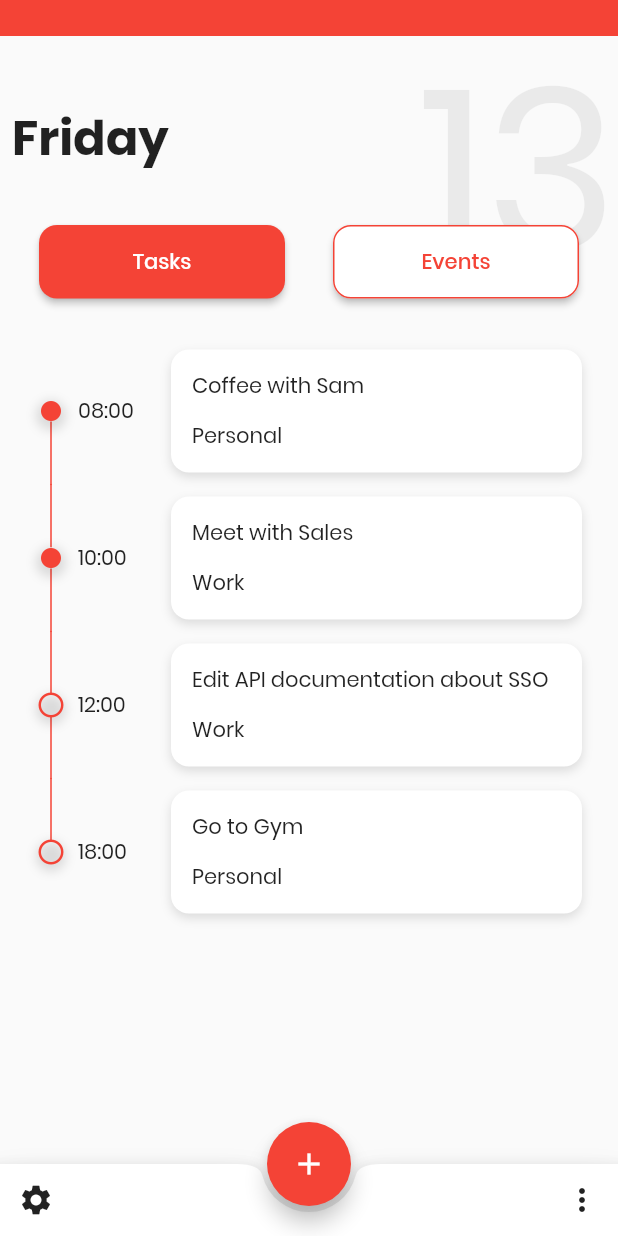
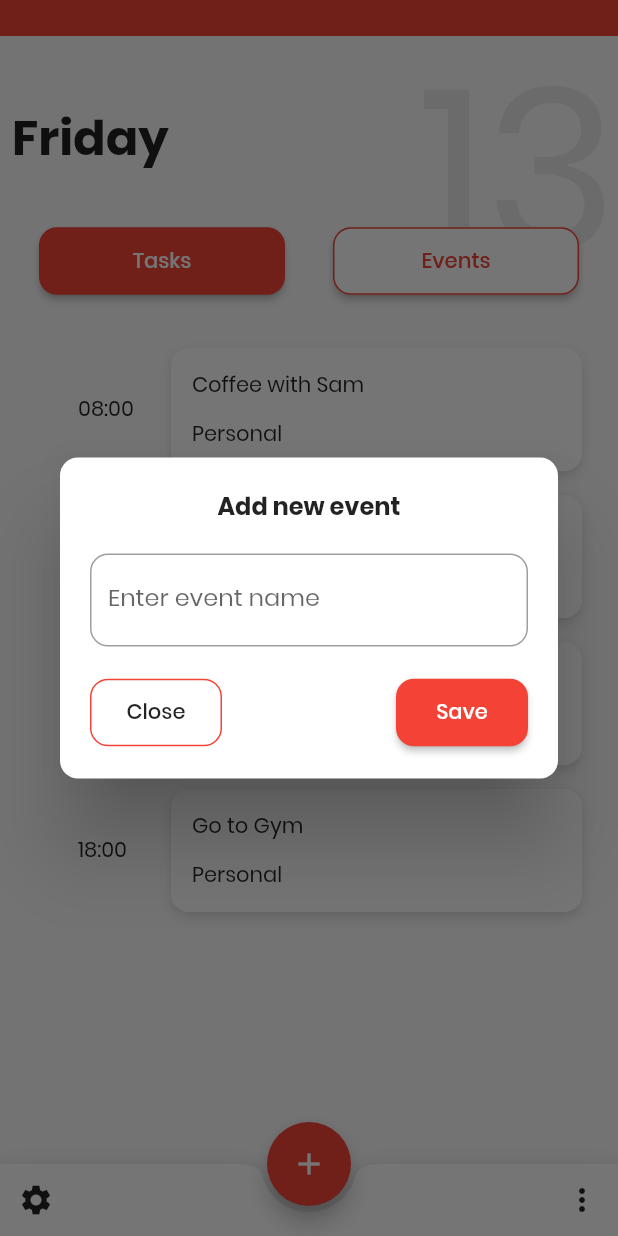
Before and after one commit to S2ShiroeS2/Learn-Flutter, a Flutter app: the screen it shows after launch, after a tap on the "add" icon, on a phone screen of 412 x 824 dp. Run offline on Flutter 3.47's test engine with Material 2 defaults, Android fonts, the phone set to English and light mode, and no system bars.

Commit message:
commit part 1

```diff
--- a/flutter_code/lib/main.dart
+++ b/flutter_code/lib/main.dart
@@ -1,6 +1,9 @@
 import 'package:flutter/material.dart';
+import 'package:flutter_code/pages/add_events_page.dart';
+import 'package:flutter_code/pages/add_tasks_page.dart';
 import 'package:flutter_code/pages/events_page.dart';
 import 'package:flutter_code/pages/tasks_page.dart';
+import 'package:flutter_code/widgets/custom_button.dart';
 
 void main() => runApp(MyApp());
 
@@ -48,8 +51,22 @@ class _MyHomePageState extends State<MyHomePage> {
           _mainContent(context),
         ],
       ),
+      //Button Task
       floatingActionButton: FloatingActionButton(
-        onPressed: () => {},
+        onPressed: () {
+          showDialog(
+            barrierDismissible: false, //click button back of smartphone
+            context: context,
+            builder: (BuildContext context) {
+              return Dialog(
+                child: AddEventPage(),
+                shape: RoundedRectangleBorder(
+                  borderRadius: BorderRadius.circular(12),
+                ),
+              );
+            },
+          );
+        },
         child: Icon(Icons.add),
       ),
       floatingActionButtonLocation: FloatingActionButtonLocation
@@ -62,13 +79,13 @@ class _MyHomePageState extends State<MyHomePage> {
           children: <Widget>[
             Flexible(
               child: IconButton(
-                onPressed: () => {},
+                onPressed: () {},
                 icon: Icon(Icons.settings),
               ),
             ),
             Flexible(
               child: IconButton(
-                onPressed: () => {},
+                onPressed: () {},
                 icon: Icon(Icons.more_vert),
               ),
             ),
@@ -109,34 +126,23 @@ class _MyHomePageState extends State<MyHomePage> {
     return Row(
       children: <Widget>[
         Expanded(
-          child: MaterialButton(
-            shape: RoundedRectangleBorder(
-              borderRadius: BorderRadius.circular(12),
-            ),
-            padding: const EdgeInsets.all(14.0),
+          child: CustomButton(
+            onPressed: () {},
+            buttonText: "Tasks",
             color: Theme.of(context).accentColor,
             textColor: Colors.white,
-            onPressed: () => {},
-            child: Text("Tasks"),
           ),
         ),
         SizedBox(
           width: 32.0,
         ),
         Expanded(
-          child: MaterialButton(
-            shape: RoundedRectangleBorder(
-              //Border for button
-              side: BorderSide(
-                color: Theme.of(context).accentColor,
-              ),
-              borderRadius: BorderRadius.circular(12),
-            ),
-            padding: const EdgeInsets.all(14.0),
+          child: CustomButton(
+            onPressed: () {},
+            buttonText: "Events",
             color: Colors.white,
             textColor: Theme.of(context).accentColor,
-            onPressed: () => {},
-            child: Text("Events"),
+            borderColor: Theme.of(context).accentColor,
           ),
         ),
       ],
--- /dev/null
+++ b/flutter_code/lib/pages/add_events_page.dart
@@ -0,0 +1,65 @@
+import 'package:flutter/material.dart';
+import 'package:flutter_code/widgets/custom_button.dart';
+
+class AddEventPage extends StatefulWidget {
+  @override
+  _AddEventPageState createState() => _AddEventPageState();
+}
+
+class _AddEventPageState extends State<AddEventPage> {
+  @override
+  Widget build(BuildContext context) {
+    return Padding(
+      padding: const EdgeInsets.all(20.0),
+      child: Column(
+        mainAxisSize: MainAxisSize.min,
+        children: <Widget>[
+          Center(
+            child: Text(
+              "Add new event",
+              style: TextStyle(
+                fontWeight: FontWeight.bold,
+                fontSize: 16.0,
+              ),
+            ),
+          ),
+          SizedBox(
+            height: 20.0,
+          ),
+          TextField(
+            decoration: InputDecoration(
+              border: OutlineInputBorder(
+                borderRadius: BorderRadius.circular(12.0),
+              ),
+              labelText: 'Enter event name',
+            ),
+          ),
+          SizedBox(
+            height: 20.0,
+          ),
+          _actionButton(context),
+        ],
+      ),
+    );
+  }
+  Widget _actionButton(BuildContext context) {
+    return Row(
+          mainAxisAlignment: MainAxisAlignment.spaceBetween,
+          children: <Widget>[
+            CustomButton(
+              onPressed: () {
+                Navigator.of(context).pop();
+              },
+              buttonText: "Close",
+              borderColor: Theme.of(context).accentColor,
+            ),
+            CustomButton(
+              onPressed: () {},
+              buttonText: "Save",
+              color: Theme.of(context).accentColor,
+              textColor: Colors.white,
+            ),
+          ],
+        );
+  }
+}
--- /dev/null
+++ b/flutter_code/lib/widgets/custom_button.dart
@@ -0,0 +1,34 @@
+import 'package:flutter/material.dart';
+
+class CustomButton extends StatelessWidget {
+  final VoidCallback onPressed;
+  final String buttonText;
+  final Color color;
+  final Color textColor;
+  final Color borderColor;
+
+  const CustomButton(
+      {
+      @required this.onPressed,
+      @required this.buttonText,
+      this.color,
+      this.textColor,
+      this.borderColor = Colors.transparent,
+      }
+  );
+
+  @override
+  Widget build(BuildContext context) {
+    return MaterialButton(
+      onPressed: onPressed,
+      shape: RoundedRectangleBorder(
+        side: BorderSide(color: borderColor),
+        borderRadius: BorderRadius.circular(12),
+      ),
+      padding: const EdgeInsets.all(12.0),
+      color: color,
+      textColor: textColor,
+      child: Text(buttonText),
+    );
+  }
+}
```
Also changed, not shown: flutter_code/lib/pages/add_tasks_page.dart (added, +66 -0 lines).
